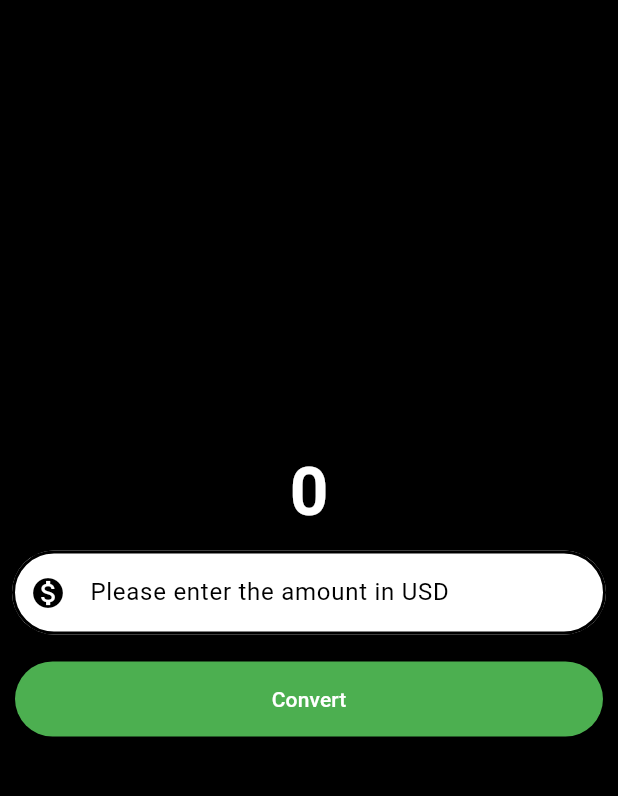
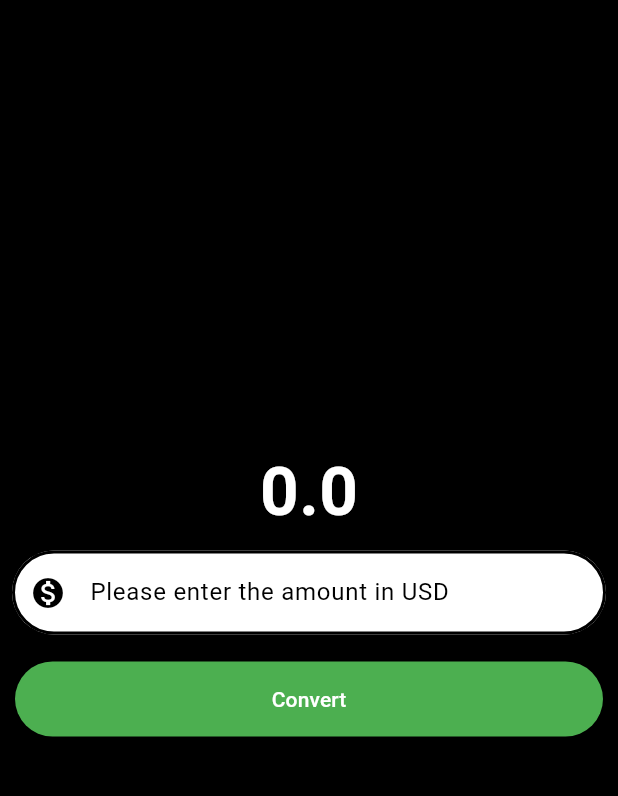
Before and after one commit to Taoheedoh/currency_converter, a Flutter app: the screen it shows after launch, after a tap on "Convert", on a phone screen of 412 x 824 dp, the part 63-859 px from its top. Run offline on Flutter 3.47's test engine with Material 3 defaults, Android fonts, the phone set to English and light mode, and no system bars.

Commit message:
Create a result variable

```diff
--- a/lib/currency_convert_material_page.dart
+++ b/lib/currency_convert_material_page.dart
@@ -6,7 +6,7 @@ class CurrencyConverterMaterialPage extends StatelessWidget {
 
   @override
   Widget build(BuildContext context) {
-    int result = 0;
+    double result = 0;
 
     final TextEditingController textEditingController = TextEditingController();
 
@@ -23,18 +23,19 @@ class CurrencyConverterMaterialPage extends StatelessWidget {
         child: Column(
           mainAxisAlignment: MainAxisAlignment.center,
           children: [
-            const Text(
-              '0',
-              style: TextStyle(
+             Text(
+              result.toString(),
+              style: const TextStyle(
                 fontSize: 45,
                 fontWeight: FontWeight.bold,
                 color: Colors.white,
               ),
             ),
-            const Padding(
-              padding: EdgeInsets.all(8.0),
+            Padding(
+              padding: const EdgeInsets.all(8.0),
               child: TextField(
-                decoration: InputDecoration(
+                controller: textEditingController,
+                decoration: const InputDecoration(
                   hintText: 'Please enter the amount in USD',
                   hintStyle: TextStyle(
                     color: Colors.black,
@@ -62,7 +63,7 @@ class CurrencyConverterMaterialPage extends StatelessWidget {
                     ),
                   ),
                 ),
-                keyboardType: TextInputType.numberWithOptions(
+                keyboardType: const TextInputType.numberWithOptions(
                   decimal: true,
                 ),
               ),
@@ -72,7 +73,7 @@ class CurrencyConverterMaterialPage extends StatelessWidget {
               child: TextButton(
                 onPressed: () {
                   if (kDebugMode) {
-                    print('button clicked');
+                    result = double.parse(textEditingController.text) * 1500;
                   }
                 },
                 style: const ButtonStyle(
```
